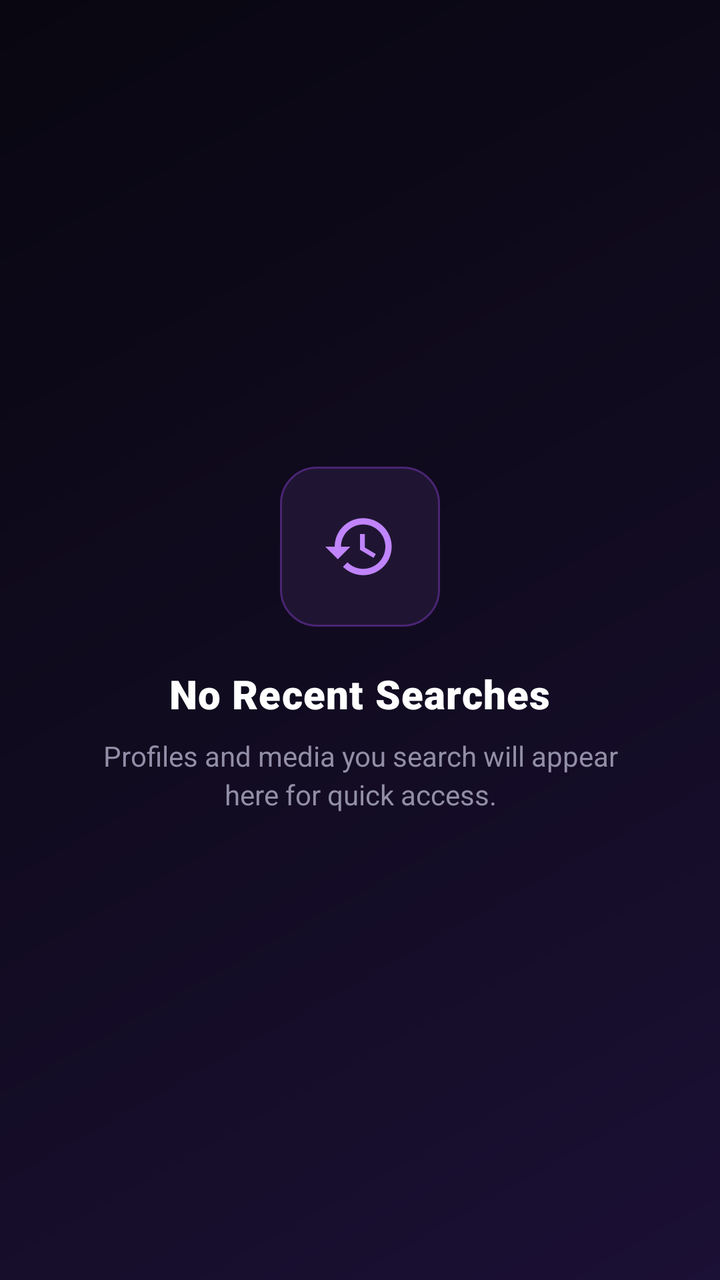
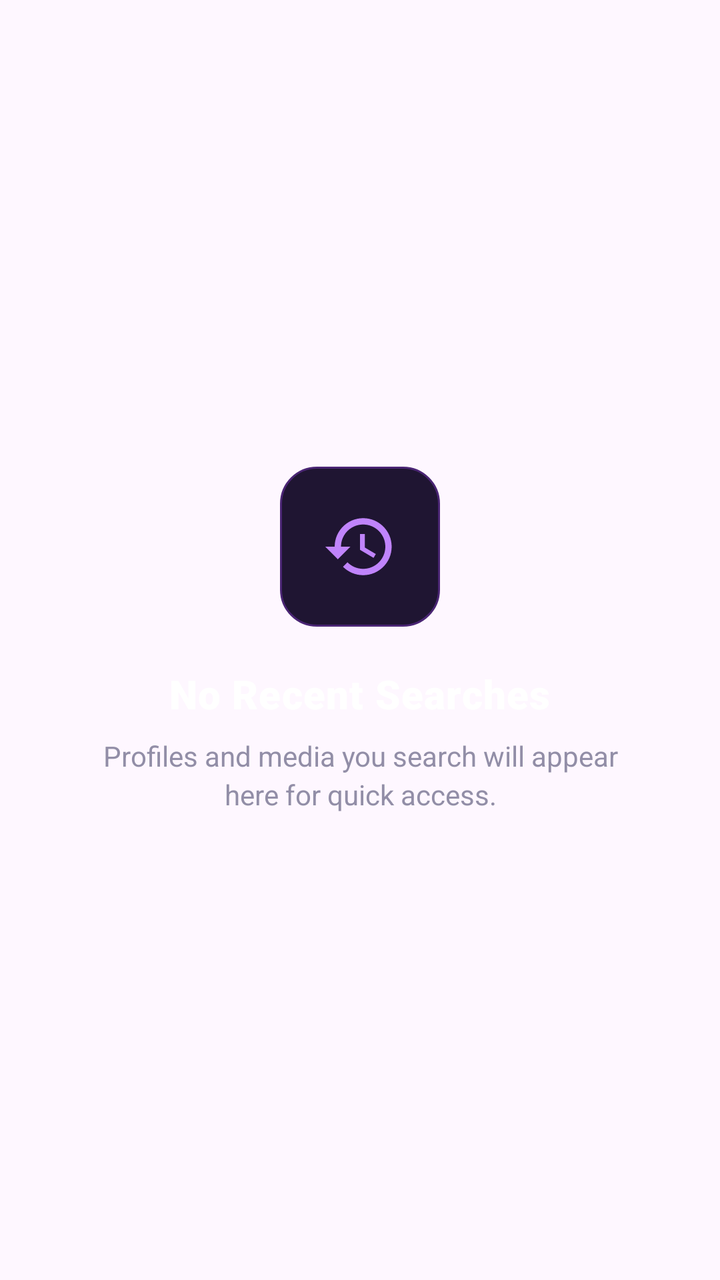

Before-and-after screenshots of an Android layout around one commit, followed by the original layout XML and the change that was made.
<!-- AndroidManifest.xml: application theme Theme.Scraper -->
<!-- res/layout/fragment_empty_search_history.xml -->
<?xml version="1.0" encoding="utf-8"?>
<androidx.constraintlayout.widget.ConstraintLayout xmlns:android="http://schemas.android.com/apk/res/android"
    xmlns:app="http://schemas.android.com/apk/res-auto"
    xmlns:tools="http://schemas.android.com/tools"
    android:id="@+id/main"
    android:layout_width="match_parent"
    android:layout_height="match_parent"
    android:background="@drawable/bg_premium_dark_gradient"
    android:padding="24dp"
    tools:context=".Empty_search_history">

    
    <LinearLayout
        android:id="@+id/empty_state_container"
        android:layout_width="0dp"
        android:layout_height="wrap_content"
        android:gravity="center"
        android:orientation="vertical"
        android:padding="16dp"
        app:layout_constraintBottom_toBottomOf="parent"
        app:layout_constraintEnd_toEndOf="parent"
        app:layout_constraintStart_toStartOf="parent"
        app:layout_constraintTop_toTopOf="parent">

        
        <FrameLayout
            android:id="@+id/search_container"
            android:layout_width="80dp"
            android:layout_height="80dp"
            android:background="@drawable/bg_category_selected">

            <ImageView
                android:layout_width="38dp"
                android:layout_height="38dp"
                android:layout_gravity="center"
                android:contentDescription="History Icon"
                android:src="@drawable/history_icon"
                app:tint="@color/accent_purple_bright" />

        </FrameLayout>

        <TextView
            android:id="@+id/tv_empty_title"
            android:layout_width="wrap_content"
            android:layout_height="wrap_content"
            android:layout_marginTop="20dp"
            android:fontFamily="sans-serif-black"
            android:letterSpacing="0.02"
            android:text="No Recent Searches"
            android:textColor="@color/white"
            android:textSize="20sp" />

        <TextView
            android:id="@+id/tv_empty_subtitle"
            android:layout_width="wrap_content"
            android:layout_height="wrap_content"
            android:layout_marginTop="8dp"
            android:gravity="center"
            android:lineSpacingExtra="3dp"
            android:maxWidth="280dp"
            android:text="Profiles and media you search will appear here for quick access."
            android:textColor="@color/text_secondary"
            android:textSize="14sp" />


    </LinearLayout>

</androidx.constraintlayout.widget.ConstraintLayout>
<!-- resources referenced by this layout -->
<resources>
  <color name="accent_purple_bright">#C084FC</color>
  <color name="text_secondary">#928EA7</color>
  <color name="white">#FFFFFFFF</color>
  <!-- drawable bg_category_selected (drawable) -->
  <?xml version="1.0" encoding="utf-8"?>
  <shape xmlns:android="http://schemas.android.com/apk/res/android"
      android:shape="rectangle">
      <solid android:color="#1F1532" />
      <stroke
          android:width="1dp"
          android:color="#4A2574" />
      <corners android:radius="18dp" />
  </shape>
  <!-- drawable bg_premium_dark_gradient (drawable) -->
  <?xml version="1.0" encoding="utf-8"?>
  <shape xmlns:android="http://schemas.android.com/apk/res/android"
      android:shape="rectangle">
      <gradient
          android:angle="135"
          android:startColor="@color/bg_dark_start"
          android:centerColor="@color/bg_dark_center"
          android:endColor="@color/bg_dark_end"
          android:type="linear" />
  </shape>
  <!-- drawable history_icon (drawable) -->
  <vector xmlns:android="http://schemas.android.com/apk/res/android" android:height="24dp" android:tint="@color/accent_purple_bright" android:viewportHeight="24" android:viewportWidth="24" android:width="24dp">
        
      <path android:fillColor="@android:color/white" android:pathData="M13,3c-4.97,0 -9,4.03 -9,9L1,12l3.89,3.89 0.07,0.14L9,12L6,12c0,-3.87 3.13,-7 7,-7s7,3.13 7,7 -3.13,7 -7,7c-1.93,0 -3.68,-0.79 -4.94,-2.06l-1.42,1.42C8.27,19.99 10.51,21 13,21c4.97,0 9,-4.03 9,-9s-4.03,-9 -9,-9zM12,8v5l4.28,2.54 0.72,-1.21 -3.5,-2.08L13.5,8L12,8z"/>
      
  </vector>
  <style name="Theme.Scraper" parent="Base.Theme.Scraper" />
  <color name="bg_dark_start">#1B1035</color>
  <color name="bg_dark_center">#110B20</color>
  <color name="bg_dark_end">#090611</color>
  <style name="Base.Theme.Scraper" parent="Theme.Material3.DayNight.NoActionBar">
          
          
      </style>
</resources>

<!-- the commit's change to res/layout/fragment_empty_search_history.xml (unified diff, before → after) -->
@@ -5,7 +5,6 @@
     android:id="@+id/main"
     android:layout_width="match_parent"
     android:layout_height="match_parent"
-    android:background="@drawable/bg_premium_dark_gradient"
     android:padding="24dp"
     tools:context=".Empty_search_history">
 
<!-- resource entries referenced after the edit -->
@@ -13,17 +13,6 @@
           android:color="#4A2574" />
       <corners android:radius="18dp" />
   </shape>
-  <!-- drawable bg_premium_dark_gradient (drawable) -->
-  <?xml version="1.0" encoding="utf-8"?>
-  <shape xmlns:android="http://schemas.android.com/apk/res/android"
-      android:shape="rectangle">
-      <gradient
-          android:angle="135"
-          android:startColor="@color/bg_dark_start"
-          android:centerColor="@color/bg_dark_center"
-          android:endColor="@color/bg_dark_end"
-          android:type="linear" />
-  </shape>
   <!-- drawable history_icon (drawable) -->
   <vector xmlns:android="http://schemas.android.com/apk/res/android" android:height="24dp" android:tint="@color/accent_purple_bright" android:viewportHeight="24" android:viewportWidth="24" android:width="24dp">
         
@@ -31,9 +20,6 @@
       
   </vector>
   <style name="Theme.Scraper" parent="Base.Theme.Scraper" />
-  <color name="bg_dark_start">#1B1035</color>
-  <color name="bg_dark_center">#110B20</color>
-  <color name="bg_dark_end">#090611</color>
   <style name="Base.Theme.Scraper" parent="Theme.Material3.DayNight.NoActionBar">
           
           
